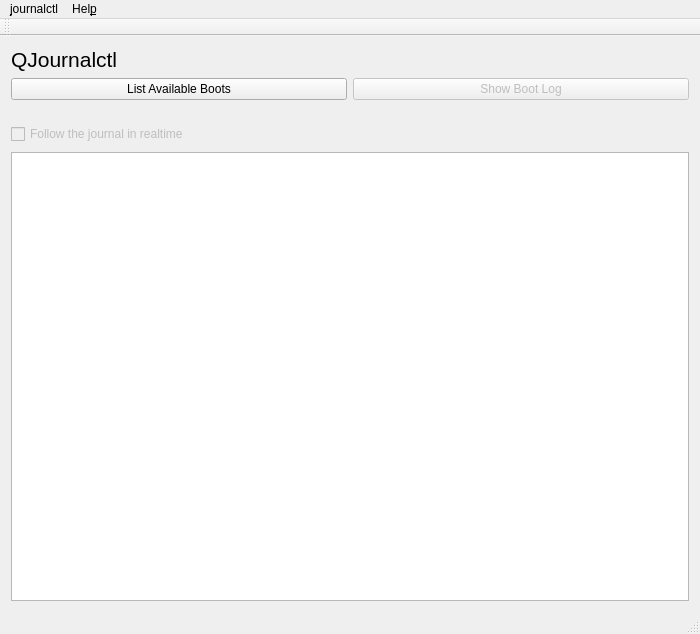
First picture: the form in ui/mainwindow.ui, repository pentix/qjournalctl, before the edit.
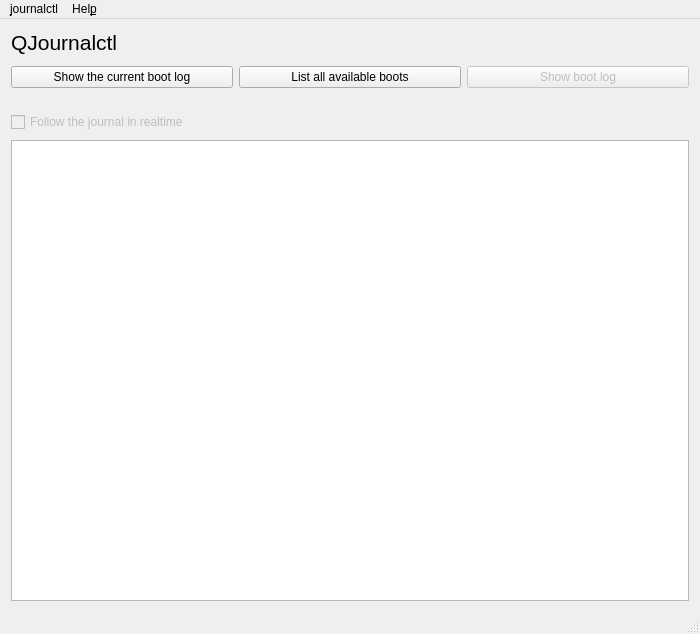
Second picture: the form after the edit. Icons and pictures are not drawn.

Commit message:
Implemented a "Show current boot" button / menu option
This closes #3

```diff
--- a/ui/mainwindow.ui
+++ b/ui/mainwindow.ui
@@ -19,24 +19,24 @@
   </property>
   <widget class="QWidget" name="centralWidget">
    <layout class="QGridLayout" name="gridLayout">
-    <item row="1" column="0">
-     <widget class="QPushButton" name="listBootsButton">
+    <item row="2" column="1">
+     <widget class="QPushButton" name="showCurrentBootLogButton">
       <property name="text">
-       <string>List Available Boots</string>
+       <string>Show the current boot log</string>
       </property>
      </widget>
     </item>
-    <item row="1" column="1">
+    <item row="2" column="3">
      <widget class="QPushButton" name="showBootLogButton">
       <property name="enabled">
        <bool>false</bool>
       </property>
       <property name="text">
-       <string>Show Boot Log</string>
+       <string>Show boot log</string>
       </property>
      </widget>
     </item>
-    <item row="0" column="0">
+    <item row="0" column="1">
      <widget class="QLabel" name="label">
       <property name="font">
        <font>
@@ -48,7 +48,7 @@
       </property>
      </widget>
     </item>
-    <item row="5" column="0" colspan="2">
+    <item row="6" column="1" colspan="3">
      <widget class="QTableView" name="tableView">
       <property name="sizePolicy">
        <sizepolicy hsizetype="Expanding" vsizetype="Expanding">
@@ -76,7 +76,7 @@
       </attribute>
      </widget>
     </item>
-    <item row="3" column="0">
+    <item row="4" column="1">
      <widget class="QCheckBox" name="realtimeCheckBox">
       <property name="enabled">
        <bool>false</bool>
@@ -89,7 +89,7 @@
       </property>
      </widget>
     </item>
-    <item row="2" column="0">
+    <item row="3" column="1">
      <spacer name="verticalSpacer">
       <property name="orientation">
        <enum>Qt::Vertical</enum>
@@ -105,7 +105,7 @@
       </property>
      </spacer>
     </item>
-    <item row="4" column="0">
+    <item row="5" column="1">
      <spacer name="verticalSpacer_2">
       <property name="orientation">
        <enum>Qt::Vertical</enum>
@@ -121,6 +121,29 @@
       </property>
      </spacer>
     </item>
+    <item row="2" column="2">
+     <widget class="QPushButton" name="listBootsButton">
+      <property name="text">
+       <string>List all available boots</string>
+      </property>
+     </widget>
+    </item>
+    <item row="1" column="1">
+     <spacer name="verticalSpacer_3">
+      <property name="orientation">
+       <enum>Qt::Vertical</enum>
+      </property>
+      <property name="sizeType">
+       <enum>QSizePolicy::Fixed</enum>
+      </property>
+      <property name="sizeHint" stdset="0">
+       <size>
+        <width>20</width>
+        <height>5</height>
+       </size>
+      </property>
+     </spacer>
+    </item>
    </layout>
   </widget>
   <widget class="QMenuBar" name="menuBar">
@@ -152,14 +175,6 @@
    <addaction name="menuJournalctl_Analyzer_Demo"/>
    <addaction name="menuOK"/>
   </widget>
-  <widget class="QToolBar" name="mainToolBar">
-   <attribute name="toolBarArea">
-    <enum>TopToolBarArea</enum>
-   </attribute>
-   <attribute name="toolBarBreak">
-    <bool>false</bool>
-   </attribute>
-  </widget>
   <widget class="QStatusBar" name="statusBar"/>
   <action name="actionLoadBoots">
    <property name="text">
```
Left out of the diff: 11 changed lines with no effect on the pictures. The commit also changes 2 other files.
